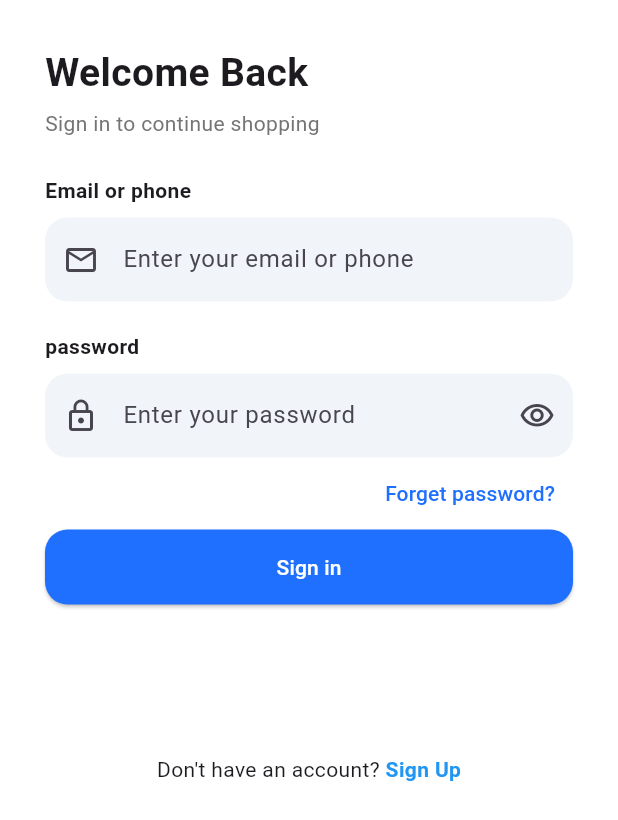
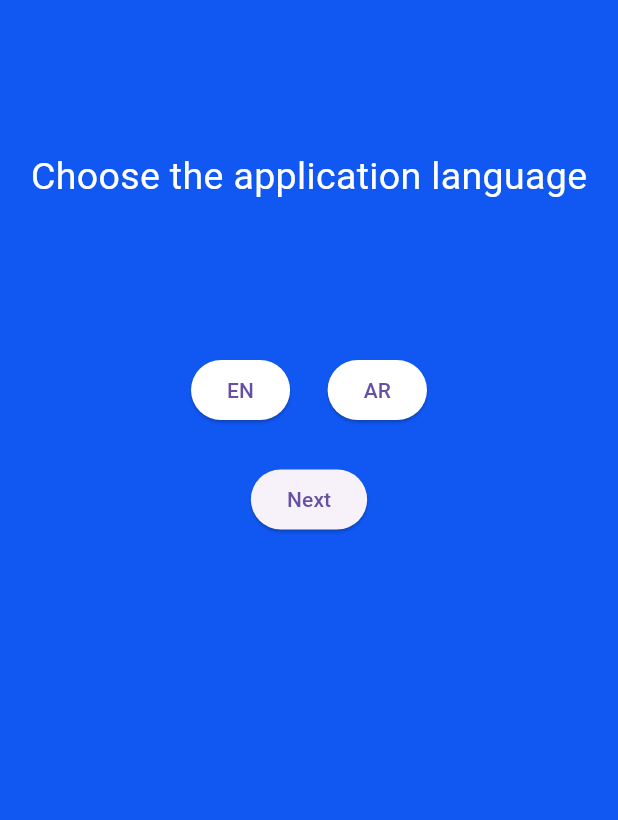
Before and after one commit to mohammednhfsx/salaty, a Flutter app: the screen it shows after launch, on a phone screen of 412 x 824 dp. Shown: the top 820 px of the screen. Run offline on Flutter 3.47's test engine with Material 3 defaults, Android fonts, the phone set to English and light mode, and no system bars; our stand-ins replace get, shared_preferences.

Commit message:
Add localization, services, and language screen
Introduce basic localization and app services: add Mytranslation (translations), a Language selection screen and CustomLangChoose widget, plus a Getx service (Myservices) that initializes SharedPreferences and an initialServices bootstrap. Update main to initialize services and register translations with GetMaterialApp. Change SplashScreen to navigate to the new Language screen. Move auth screens into lib/view/... and update imports accordingly. Tweak splash screen color constant and add shared_preferences to pubspec.yaml.

```diff
--- /dev/null
+++ b/lib/core/localization/lang/language.dart
@@ -0,0 +1,48 @@
+import 'package:flutter/material.dart';
+import 'package:salaty/core/localization/lang/widgets/custom_lang_choose.dart';
+import 'package:salaty/theme/colors.dart';
+
+
+class Language extends StatefulWidget {
+  const Language({super.key});
+
+  @override
+  State<Language> createState() => _LanguageState();
+}
+
+class _LanguageState extends State<Language> {
+  @override
+  Widget build(BuildContext context) {
+    return  Scaffold(backgroundColor:splash_screenColors ,
+      body:Container(padding: EdgeInsets.only(top: 100),
+        child: Column(
+          children: [
+            Text("Choose the application language",style: TextStyle(fontSize: 25,color: Colors.white),),
+            SizedBox(height: 100,),
+            Row(
+              mainAxisAlignment: MainAxisAlignment.center,
+              children: [
+
+
+
+
+
+              CustomLangChoose(text: "EN",onPressed: () {
+
+              },),
+                  SizedBox(width: 25,),
+              CustomLangChoose(text: "AR",onPressed: () {
+
+              },)
+
+
+            ],),
+                         SizedBox(height: 25,),
+                ElevatedButton(onPressed: (){}, child: Text("Next"),)
+
+
+
+       ]),
+      ));
+  }
+}
--- /dev/null
+++ b/lib/core/localization/lang/widgets/custom_lang_choose.dart
@@ -0,0 +1,18 @@
+import 'package:flutter/material.dart';
+
+
+class CustomLangChoose extends StatelessWidget {
+    final String text;
+    final void Function()?onPressed;
+  const CustomLangChoose({super.key, required this.text, this.onPressed});
+
+
+  @override
+  Widget build(BuildContext context) {
+    return ElevatedButton(
+      style: ElevatedButton.styleFrom(backgroundColor: Colors.white),
+      onPressed: onPressed,
+      child: Text(text),
+    );
+  }
+}
--- /dev/null
+++ b/lib/core/localization/translation.dart
@@ -0,0 +1,6 @@
+import 'package:get/get.dart';
+
+class Mytranslation extends Translations {
+  @override
+  Map<String, Map<String, String>> get keys => {"ar": {}, "en": {}};
+}
--- /dev/null
+++ b/lib/core/services/services.dart
@@ -0,0 +1,15 @@
+import 'package:get/get.dart';
+import 'package:shared_preferences/shared_preferences.dart';
+
+class Myservices  extends GetxService{
+   late  SharedPreferences sharedPreferences;
+
+    Future<Myservices> init() async{
+         sharedPreferences = await SharedPreferences.getInstance();
+         return this;
+
+    }
+}
+Future<void> initialServices()async{
+      await Get.putAsync(() => Myservices().init());
+}
--- a/lib/main.dart
+++ b/lib/main.dart
@@ -1,8 +1,13 @@
 import 'package:flutter/material.dart';
 import 'package:get/get.dart';
-import 'package:salaty/auth/screens/splash_screen.dart';
+import 'package:salaty/view/auth/screens/splash_screen.dart';
+import 'package:salaty/core/localization/translation.dart';
+import 'package:salaty/core/services/services.dart';
 
-void main() {
+void main()async {
+  WidgetsFlutterBinding.ensureInitialized();
+  await initialServices();
+
   runApp(const MyApp());
 }
 
@@ -12,7 +17,7 @@ class MyApp extends StatelessWidget {
   // This widget is the root of your application.
   @override
   Widget build(BuildContext context) {
-    return GetMaterialApp(
+    return GetMaterialApp(translations: Mytranslation(),
     home: SplashScreen(),
 
     );
--- a/lib/theme/colors.dart
+++ b/lib/theme/colors.dart
@@ -2,4 +2,4 @@
 import 'dart:ui';
 
  // ignore: constant_identifier_names
- const Color splash_screenColors = Color(0xff2070FF);
+ const Color splash_screenColors = Color.fromARGB(255, 17, 88, 243);
--- a/lib/auth/screens/login_screen.dart
+++ b/lib/view/auth/screens/login_screen.dart
@@ -1,7 +1,7 @@
 import 'package:flutter/material.dart';
 import 'package:get/get.dart';
 
-import 'package:salaty/auth/screens/sign_up.dart';
+import 'package:salaty/view/auth/screens/sign_up.dart';
 import 'package:salaty/theme/colors.dart';
 
 class LoginScreen extends StatefulWidget {
--- a/lib/auth/screens/sign_up.dart
+++ b/lib/view/auth/screens/sign_up.dart
@@ -1,7 +1,7 @@
 import 'package:flutter/material.dart';
 import 'package:get/get.dart';
 
-import 'package:salaty/auth/screens/login_screen.dart';
+import 'package:salaty/view/auth/screens/login_screen.dart';
 import 'package:salaty/theme/colors.dart';
 import 'package:salaty/view/screen/home_page.dart';
 
--- a/lib/auth/screens/splash_screen.dart
+++ b/lib/view/auth/screens/splash_screen.dart
@@ -1,6 +1,7 @@
 import 'dart:async';
 import 'package:flutter/material.dart';
-import 'package:salaty/auth/screens/login_screen.dart';
+import 'package:salaty/core/localization/lang/language.dart';
+
 import 'package:salaty/theme/colors.dart';
 class SplashScreen extends StatefulWidget {
 const SplashScreen({super.key});
@@ -15,7 +16,7 @@ class _SplashScreenState extends State<SplashScreen> {
 
     super.initState();
     Timer(Duration(seconds: 3), (){
-      Navigator.push(context,MaterialPageRoute(builder: (context)=>LoginScreen())) ;
+      Navigator.push(context,MaterialPageRoute(builder: (context)=>Language())) ;
     });
   }
   @override
--- a/pubspec.yaml
+++ b/pubspec.yaml
@@ -45,6 +45,7 @@ dependencies:
   google_maps_flutter: ^2.14.2
   geolocator: ^14.0.2
   geocoding: ^4.0.0
+  shared_preferences: ^2.5.4
 
 dev_dependencies:
   flutter_test:
```
Also changed, not shown: lib/core/localization/lang/language_change.dart (added), pubspec.lock.
